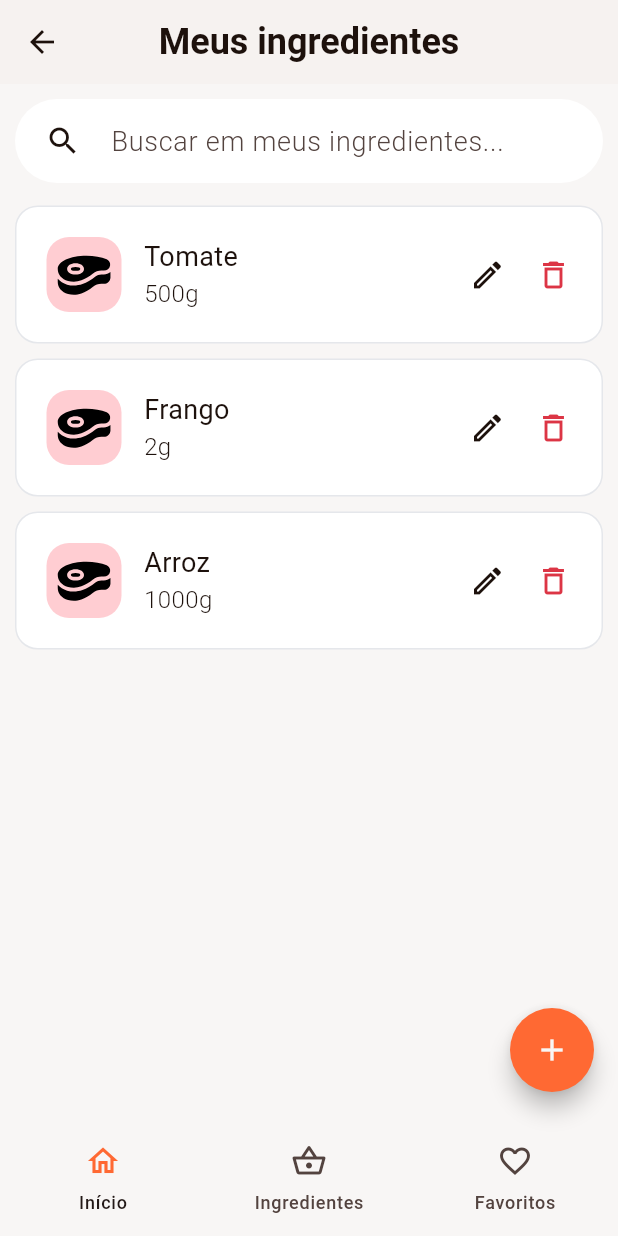
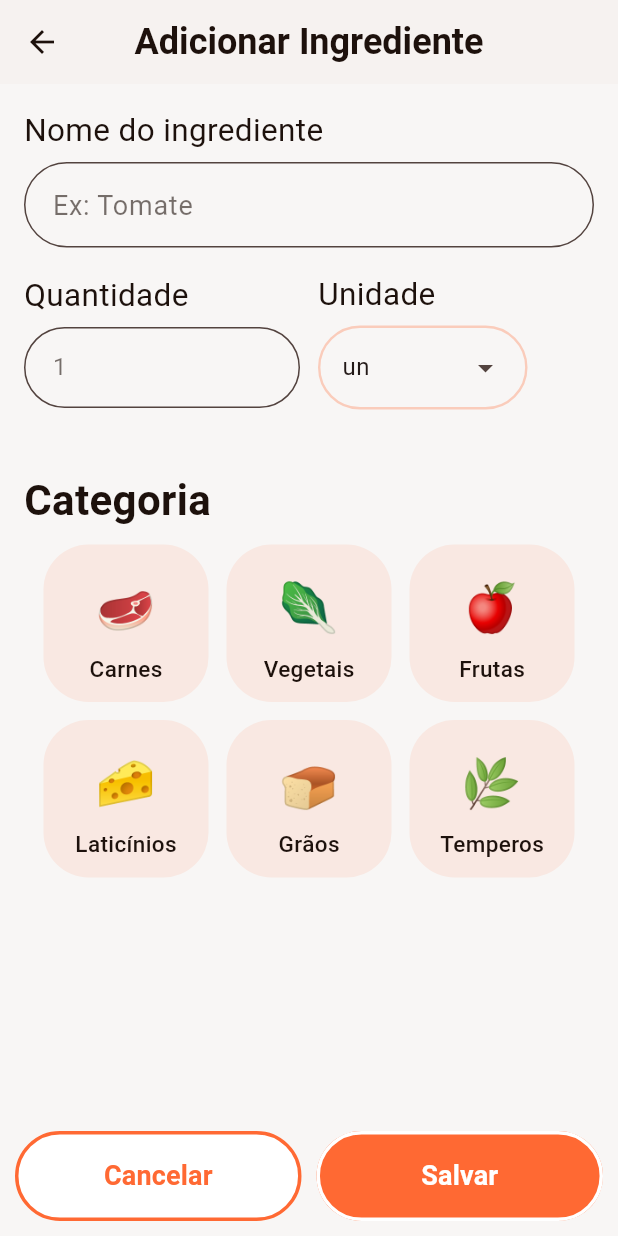
Before and after one commit to Destoper/chefie, a Flutter app: the screen it shows after launch, item 2 of the bottom bar chosen, after a tap on the "add" icon, on a phone screen of 412 x 824 dp. Run offline on Flutter 3.47's test engine with Material 3 defaults, Android fonts, the phone set to English and light mode, and no system bars; our stand-ins replace flutter_svg; network calls fail.

Commit message:
feat: Add ingredient screen

```diff
--- a/lib/models/ingrediente.dart
+++ b/lib/models/ingrediente.dart
@@ -4,7 +4,7 @@ import 'package:chefie/models/ingrediente_categoria.dart';
 class IngredienteModel {
   String nome;
   int quantidade;
-  String categoria;
+  IngredienteCategoriaModel categoria;
 
   IngredienteModel({
     required this.nome,
@@ -19,7 +19,7 @@ class IngredienteModel {
       IngredienteModel(
         nome: "Tomate",
         quantidade: 500,
-        categoria: "Fruta",
+        categoria: IngredienteCategoriaModel.categoriaFruta(),
       )
     );
 
@@ -27,7 +27,7 @@ class IngredienteModel {
       IngredienteModel(
         nome: "Frango",
         quantidade: 2,
-        categoria: "Carne",
+        categoria: IngredienteCategoriaModel.categoriaCarne(),
       )
     );
 
@@ -35,7 +35,7 @@ class IngredienteModel {
       IngredienteModel(
         nome: "Arroz",
         quantidade: 1000,
-        categoria: "Grão",
+        categoria: IngredienteCategoriaModel.categoriaGrao(),
       )
     );
 
--- a/lib/models/ingrediente_categoria.dart
+++ b/lib/models/ingrediente_categoria.dart
@@ -4,7 +4,7 @@ import 'package:flutter_svg/flutter_svg.dart';
 class IngredienteCategoriaModel {
   String nome;
   Color cor;
-  SvgPicture icone;
+  String icone;
 
   IngredienteCategoriaModel({
     required this.nome,
@@ -13,15 +13,62 @@ class IngredienteCategoriaModel {
   });
 
   static List<IngredienteCategoriaModel> getCategorias(){
-    List<IngredienteCategoriaModel> categorias = [];
-
-    categorias.add(IngredienteCategoriaModel(
-      nome:"Tempero",
-      cor: Colors.amber.shade200,
-      icone: SvgPicture.asset('assets/icons/tempero.svg')
-      )
-    );
+    List<IngredienteCategoriaModel> categorias = [
+      IngredienteCategoriaModel.categoriaCarne(),
+      IngredienteCategoriaModel.categoriaVegetal(),
+      IngredienteCategoriaModel.categoriaFruta(),
+      IngredienteCategoriaModel.categoriaLaticinio(),
+      IngredienteCategoriaModel.categoriaGrao(),
+      IngredienteCategoriaModel.categoriaTempero(),
+    ];
 
     return categorias;
   }
+  static IngredienteCategoriaModel categoriaCarne() {
+    return IngredienteCategoriaModel(
+      nome:"Carnes",
+      cor: Colors.red.shade200,
+      icone: '🥩',
+    );
+  }
+
+  static IngredienteCategoriaModel categoriaVegetal() {
+      return IngredienteCategoriaModel(
+      nome:"Vegetais",
+      cor: Colors.lightGreen.shade200,
+      icone: '🥬',
+    );
+  }
+
+  static IngredienteCategoriaModel categoriaFruta () {
+    return IngredienteCategoriaModel(
+    nome:"Frutas",
+    cor: Colors.yellow.shade200,
+    icone: '🍎',
+  );
+  }
+
+  static IngredienteCategoriaModel categoriaLaticinio () {
+    return IngredienteCategoriaModel (
+      nome:"Laticínios",
+      cor: Colors.orange.shade200,
+      icone: '🧀',
+    );
+  }
+
+  static IngredienteCategoriaModel categoriaGrao () {
+    return IngredienteCategoriaModel (
+      nome:"Grãos",
+      cor: Colors.amber.shade200,
+      icone: '🍞',
+    );
+  }
+
+  static IngredienteCategoriaModel categoriaTempero () {
+    return IngredienteCategoriaModel (
+      nome:"Temperos",
+      cor: Colors.pink.shade100,
+      icone: '🌿',
+    );
+  }
 }
--- /dev/null
+++ b/lib/models/unidades.dart
@@ -0,0 +1,19 @@
+class Unidade{
+  final String name;
+
+  Unidade({
+    required this.name
+  });
+
+  static List<Unidade> getUnidades(){
+    return [
+      Unidade(name: 'un'),
+      Unidade(name: 'g'),
+      Unidade(name: 'Kg'),
+      Unidade(name: 'L'),
+      Unidade(name: 'ml'),
+      Unidade(name: 'xícara'),
+      Unidade(name: 'colher'),
+    ];
+  }
+}
--- a/lib/views/home/home.dart
+++ b/lib/views/home/home.dart
@@ -1,4 +1,5 @@
 import 'package:chefie/models/receita.dart';
+import 'package:chefie/widgets/chefie_app_bar.dart';
 import 'package:chefie/widgets/navigation_bar.dart';
 import 'package:flutter/material.dart';
 import 'package:chefie/widgets/button.dart';
@@ -27,7 +28,10 @@ class _HomePageState extends State<HomePage> {
     _getReceitas();
     return Scaffold(
       backgroundColor: AppColors.backgroundLight,
-      appBar: appBar(),
+      appBar: PreferredSize(
+        preferredSize: Size.fromHeight(kToolbarHeight),
+        child: ChefieAppBar(title: "Chefie", leading: Icon(Icons.restaurant_menu)),
+      ),
       body: ListView(
         children: <Widget>[
           Padding(
--- /dev/null
+++ b/lib/views/ingredientes/adicionar_ingrediente.dart
@@ -0,0 +1,205 @@
+
+import 'package:chefie/models/ingrediente_categoria.dart';
+import 'package:chefie/models/unidades.dart';
+import 'package:chefie/widgets/button.dart';
+import 'package:chefie/widgets/chefie_app_bar.dart';
+import 'package:chefie/widgets/text.dart';
+import 'package:flutter/material.dart';
+import 'package:chefie/theme/app_theme.dart';
+import 'package:chefie/widgets/input.dart';
+
+class AdicionarIngredientePage extends StatelessWidget {
+  const AdicionarIngredientePage({super.key});
+
+  @override
+  Widget build(BuildContext context) {
+    return Scaffold(
+      appBar: PreferredSize(
+        preferredSize: Size.fromHeight(kToolbarHeight),
+        child: ChefieAppBar(title: "Adicionar Ingrediente")
+      ),
+      body: Padding(
+        padding: const EdgeInsets.all(16.0),
+        child: Column(
+          crossAxisAlignment: CrossAxisAlignment.start,
+          children: [
+            InputText(
+              text: "Nome do ingrediente",
+              hintText: "Ex: Tomate",
+            ),
+            const SizedBox(height: 16),
+            Row(
+              children: [
+                Expanded(
+                  child: NumberField(
+                    text: "Quantidade"
+                  )
+                ),
+                const SizedBox(width: 12),
+                Expanded(
+                  child: campoDropdown(
+                    "Unidade",
+                    Unidade.getUnidades(),
+                  ),
+                ),
+              ],
+            ),
+            const SizedBox(height: 40),
+            TextLabel(
+              text: "Categoria",
+              fontSize: 28,
+              fontWeight: FontWeight.w600
+            ),
+            const SizedBox(height: 10),
+            Center(
+              child: Categorias(initialSelection: 0),
+            ),
+          ],
+        ),
+      ),
+      floatingActionButtonLocation: FloatingActionButtonLocation.centerDocked,
+      floatingActionButton: Padding(
+        padding: const EdgeInsets.all(10.0),
+        child: Row(
+          mainAxisAlignment: MainAxisAlignment.spaceEvenly,
+          spacing: 10,
+          children: [
+            Expanded(
+              child: ButtonRounded(
+                text: "Cancelar",
+                onPressed: (){}, // TODO: logic
+                borderWidth: 2.3,
+                invertColors: true,
+                height: 60,
+
+              )
+            ),
+            Expanded(
+              child: ButtonRounded(
+                text: "Salvar",
+                onPressed: (){}, // TODO: logic
+                borderWidth: 2.3,
+                height: 60,
+              )
+            ),
+          ],
+        ),
+      ),
+    );
+  }
+
+  Column campoDropdown(String text, List<Unidade> opcoes) {
+    return Column(
+      crossAxisAlignment: CrossAxisAlignment.start,
+      children: [
+        FieldTitle(text: text),
+        DropdownMenu(
+          initialSelection: 0,
+          dropdownMenuEntries: List.generate(
+            opcoes.length,
+            (int idx) => DropdownMenuEntry(
+              value: idx,
+              label: opcoes[idx].name,
+            )
+          ),
+          inputDecorationTheme:InputDecorationTheme(
+            filled: true,
+            fillColor: AppColors.backgroundLight,
+            enabledBorder: OutlineInputBorder(
+              borderRadius: BorderRadius.circular(30),
+              borderSide: BorderSide(color: AppColors.primary.withValues(alpha: 0.3), width: 1.6)
+            ),
+            focusedBorder: OutlineInputBorder(
+              borderRadius: BorderRadius.circular(30),
+              borderSide: BorderSide(color: AppColors.primary, width: 1.6),
+            ) ,
+          ),
+        ),
+      ],
+    );
+  }
+}
+
+class Categorias extends StatefulWidget {
+  final int? initialSelection;
+
+  const Categorias({
+    super.key,
+    this.initialSelection
+  });
+
+  @override
+  State<Categorias> createState() => _CategoriasState();
+}
+
+class _CategoriasState extends State<Categorias> {
+  int? currentSelection;
+  List<IngredienteCategoriaModel> categorias = IngredienteCategoriaModel.getCategorias();
+
+  @override
+  Widget build(BuildContext context) {
+    return Wrap(
+      spacing: 12,
+      runSpacing: 12,
+      children: [
+        for (var i = 0; i < categorias.length; i++)
+        //for (var categoria in IngredienteCategoriaModel.getCategorias())
+        GestureDetector(
+          onTap: () => setState(() => currentSelection = i),
+          child: CategoriaItem(categoria: categorias[i], selected: (i == currentSelection)),
+        ),
+      ],
+    );
+  }
+}
+
+
+class CategoriaItem extends StatelessWidget {
+  const CategoriaItem({
+    super.key,
+    required this.categoria,
+    required this.selected,
+  });
+
+  final IngredienteCategoriaModel categoria;
+  final bool selected;
+
+  @override
+  Widget build(BuildContext context) {
+    return Container(
+      height: 105,
+      width: 110,
+      decoration: BoxDecoration(
+        borderRadius: BorderRadius.circular(30),
+        color: selected ? AppColors.primary.withValues(alpha: 0.25) : AppColors.primary.withValues(alpha:0.1),
+        border: Border.all(
+          color: selected ? AppColors.primary : Colors.transparent,
+          width: 2,
+        ),
+      ),
+      child: Column(
+        mainAxisAlignment: MainAxisAlignment.start,
+        children: [
+          Container(
+            padding: const EdgeInsets.only(top: 10),
+            width: 80,
+            height: 70,
+            child: Center(
+              child: Text(
+                categoria.icone,
+                textAlign: TextAlign.center,
+                style: TextStyle(fontSize: 32),
+              ),
+            ),
+          ),
+          TextLabel(
+            text: categoria.nome,
+            fontSize: 15,
+            fontWeight: FontWeight.w500,
+            color: selected? AppColors.primary : AppColors.text,
+          ),
+        ],
+      ),
+    );
+  }
+}
--- a/lib/views/ingredientes/ingredientes.dart
+++ b/lib/views/ingredientes/ingredientes.dart
@@ -1,9 +1,9 @@
 import 'package:chefie/models/ingrediente.dart';
 import 'package:chefie/theme/app_theme.dart';
+import 'package:chefie/views/ingredientes/adicionar_ingrediente.dart';
+import 'package:chefie/widgets/chefie_app_bar.dart';
 import 'package:chefie/widgets/navigation_bar.dart';
-import 'package:chefie/widgets/text.dart';
 import 'package:flutter/material.dart';
-import 'package:flutter_svg/flutter_svg.dart';
 
 class IngredientesPage extends StatefulWidget {
   const IngredientesPage({super.key});
@@ -24,7 +24,10 @@ class _IngredientesPageState extends State<IngredientesPage> {
     _getIngredientes();
     return Scaffold(
       backgroundColor: AppColors.backgroundLight,
-      appBar: appBar(),
+      appBar: PreferredSize(
+        preferredSize: Size.fromHeight(kToolbarHeight),
+        child: ChefieAppBar(title:"Meus ingredientes"),
+      ),
       body: Column(
         children: [
           Padding(
@@ -52,28 +55,18 @@ class _IngredientesPageState extends State<IngredientesPage> {
         ],
       ),
       floatingActionButton: FloatingActionButton(
-        onPressed: () {},
+        onPressed: () {
+          Navigator.push(
+            context,
+            MaterialPageRoute(builder: (context) => AdicionarIngredientePage()),
+          );
+        },
         shape: CircleBorder(),
         backgroundColor: AppColors.primary,
         tooltip: "Adicionar ingrediente",
         child: Icon(Icons.add, color: AppColors.textDark),
       ),
       bottomNavigationBar: ChefieNavBar(),
-    );
-  }
-
-  AppBar appBar() {
-    return AppBar(
-      title: Text(
-        "Meus ingredientes",
-        style: TextStyle(
-          fontSize: 24,
-          fontWeight: FontWeight.bold,
-        )
-      ),
-      backgroundColor: AppColors.backgroundLight,
-      centerTitle: true,
-      elevation: 0.5,
     );
   }
 }
@@ -107,12 +100,18 @@ class ItemIngrediente extends StatelessWidget {
             Container(
               width: 50,
               height: 50,
-              padding: EdgeInsets.all(5),
+              padding: EdgeInsets.all(8),
               decoration: BoxDecoration(
                 borderRadius: BorderRadius.circular(15),
-                color: Colors.red.shade100,
+                color: ingrediente.categoria.cor,
               ),
-              child: SvgPicture.asset('assets/icons/carne.svg')
+              child: Center(
+                child: Text(
+                  ingrediente.categoria.icone,
+                  textAlign: TextAlign.center,
+                  style: TextStyle(fontSize: 24)
+              ),
+            )
             ),
             SizedBox(width: 15),
             Expanded(
--- a/lib/widgets/button.dart
+++ b/lib/widgets/button.dart
@@ -13,6 +13,7 @@ class ButtonRounded extends StatelessWidget {
   final double fontSize;
   final FontWeight fontWeight;
   final bool invertColors;
+  final BorderRadiusGeometry borderRadius;
 
   const ButtonRounded({
     super.key,
@@ -27,6 +28,7 @@ class ButtonRounded extends StatelessWidget {
     this.borderWidth = 0,
     this.fontSize = 18,
     this.fontWeight = FontWeight.w600,
+    this.borderRadius = const BorderRadius.all(Radius.circular(30)),
   });
 
   @override
@@ -42,7 +44,7 @@ class ButtonRounded extends StatelessWidget {
             foregroundColor: WidgetStateProperty.all<Color>(invertColors? backgroundColor : foregroundColor),
             shape: WidgetStateProperty.all<OutlinedBorder>(
               RoundedRectangleBorder(
-                borderRadius: BorderRadius.all(Radius.circular(20)),
+                borderRadius: borderRadius,
                 side: BorderSide(
                   color: invertColors? backgroundColor : foregroundColor,
                   width: borderWidth,
--- /dev/null
+++ b/lib/widgets/chefie_app_bar.dart
@@ -0,0 +1,30 @@
+import 'package:chefie/theme/app_theme.dart';
+import 'package:flutter/material.dart';
+
+class ChefieAppBar extends StatelessWidget {
+  final String title;
+  final Widget? leading;
+
+  const ChefieAppBar({
+    super.key,
+    required this.title,
+    this.leading,
+  });
+
+  @override
+  Widget build(BuildContext context) {
+    return AppBar(
+      title: Text(
+        title,
+        style: TextStyle(
+          fontSize: 24,
+          fontWeight: FontWeight.bold,
+        )
+      ),
+      backgroundColor: AppColors.backgroundLight,
+      centerTitle: true,
+      elevation: 0.5,
+      leading: leading
+    );
+  }
+}
--- /dev/null
+++ b/lib/widgets/input.dart
@@ -0,0 +1,83 @@
+import 'package:flutter/material.dart';
+import 'package:chefie/theme/app_theme.dart';
+import 'package:chefie/widgets/text.dart';
+
+class InputText extends StatelessWidget {
+  const InputText({
+    super.key,
+    required this.text,
+    this.hintText,
+  });
+
+  final String text;
+  final String? hintText;
+
+  @override
+  Widget build(BuildContext context) {
+    return Column(
+      crossAxisAlignment: CrossAxisAlignment.start,
+      children: [
+        FieldTitle(text: text),
+        TextField(
+          decoration: InputDecoration(
+            filled: true,
+            fillColor: AppColors.backgroundLight,
+            contentPadding: const EdgeInsets.all(15),
+            border: OutlineInputBorder(
+              borderRadius: BorderRadius.circular(30),
+              borderSide: BorderSide(color: AppColors.primary.withValues(alpha: 0.3), width: 1.6)
+            ),
+            focusedBorder: OutlineInputBorder(
+              borderRadius: BorderRadius.circular(30),
+              borderSide: BorderSide(color: AppColors.primary, width: 1.6)
+            ),
+            hintText: hintText,
+            hintStyle: TextStyle(
+              color: AppColors.text.withValues(alpha: 0.6),
+              fontSize: 18,
+            ),
+          ),
+        ),
+      ],
+    );
+  }
+}
+
+class NumberField extends StatelessWidget {
+  const NumberField({
+    super.key,
+    required this.text,
+  });
+
+  final String text;
+
+  @override
+  Widget build(BuildContext context) {
+    return Column(
+      crossAxisAlignment: CrossAxisAlignment.stretch,
+      children: [
+        FieldTitle(text: text),
+        TextField(
+          keyboardType: const TextInputType.numberWithOptions(decimal: true),
+          decoration: InputDecoration(
+            filled: true,
+            fillColor: AppColors.backgroundLight,
+            contentPadding: const EdgeInsets.all(15),
+            border: OutlineInputBorder(
+              borderRadius: BorderRadius.circular(30),
+              borderSide: BorderSide(color: AppColors.primary.withValues(alpha: 0.3), width: 1.6)
+            ),
+            focusedBorder: OutlineInputBorder(
+              borderRadius: BorderRadius.circular(30),
+              borderSide: BorderSide(color: AppColors.primary, width: 1.6)
+            ),
+            hintText: "1",
+            hintStyle: TextStyle(
+              color: AppColors.text.withValues(alpha: 0.6),
+            ),
+          ),
+        ),
+      ],
+    );
+  }
+}
--- a/lib/widgets/text.dart
+++ b/lib/widgets/text.dart
@@ -24,12 +24,16 @@ class TextTitle extends StatelessWidget {
 
 class TextLabel extends StatelessWidget {
   final String text;
+  final Color color;
   final double fontSize;
+  final FontWeight fontWeight;
 
   const TextLabel({
     super.key,
     required this.text,
+    this.color = AppColors.text,
     this.fontSize = 20,
+    this.fontWeight = FontWeight.w700,
   });
 
   @override
@@ -37,10 +41,34 @@ class TextLabel extends StatelessWidget {
     return Text(
       text,
       style: TextStyle(
-        color: AppColors.text,
+        color: color,
         fontSize: fontSize,
-        fontWeight: FontWeight.w700
+        fontWeight: fontWeight
       )
     );
   }
 }
+
+class FieldTitle extends StatelessWidget {
+  const FieldTitle({
+    super.key,
+    required this.text,
+  });
+
+  final String text;
+
+  @override
+  Widget build(BuildContext context) {
+    return Padding(
+      padding: const EdgeInsets.only(bottom: 6.0),
+      child: Text(
+        text,
+        style: TextStyle(
+          color: AppColors.text,
+          fontSize: 21,
+          fontWeight: FontWeight.w400,
+        )
+      ),
+    );
+  }
+}
--- a/pubspec.yaml
+++ b/pubspec.yaml
@@ -28,7 +28,6 @@ dependencies:
 
   # Cupertino Icons
   cupertino_icons: ^1.0.8
-  flutter_svg: ^2.2.2
 
 dev_dependencies:
   flutter_test:
```
Also changed, not shown: assets/icons/carne.svg (deleted), assets/icons/fruta.svg (deleted), assets/icons/grao.svg (deleted), assets/icons/laticinio.svg (deleted), assets/icons/tempero.svg (deleted).
